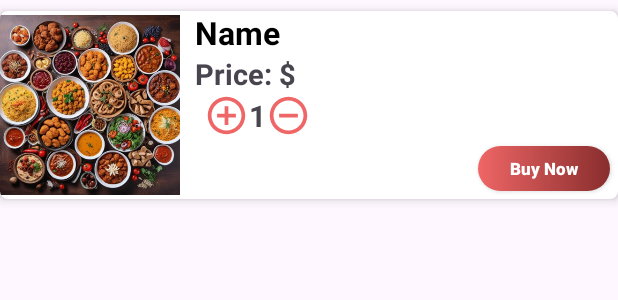
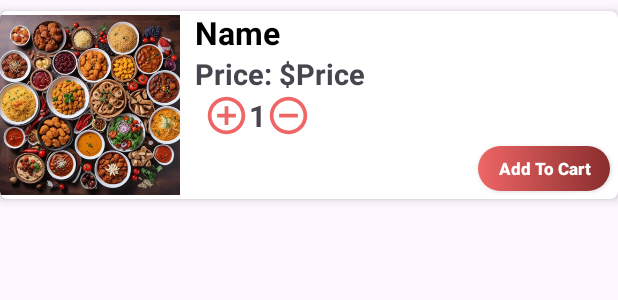
Before and after one commit to reyand8/Restaurant-Android-App, an Android app: the layout nav_category_detailed_item.xml on its own in the app's theme, with its tools: preview values and no code run, on a phone screen of 412 x 824 dp. Shown: the top 300 px of the screen. Run offline under Robolectric (Android 15) with nearby library versions, the phone set to English and light mode, and no system bars.

Commit message:
add google-services and edit nav_category_detailed_item

```diff
--- a/app/src/main/res/layout/nav_category_detailed_item.xml
+++ b/app/src/main/res/layout/nav_category_detailed_item.xml
@@ -33,13 +33,27 @@
                 android:textSize="21sp"
                 android:textStyle="bold"
                 android:textColor="@color/black"/>
-            <TextView
-                android:id="@+id/price"
+            <LinearLayout
+                android:layout_width="match_parent"
+                android:layout_height="wrap_content"
+                android:orientation="horizontal">
+                <TextView
+                android:id="@+id/price_label"
                 android:layout_width="wrap_content"
                 android:layout_height="wrap_content"
                 android:text="@string/item_price"
                 android:textSize="19sp"
                 android:textStyle="bold"/>
+                <TextView
+                    android:id="@+id/price"
+                    android:layout_width="wrap_content"
+                    android:layout_height="wrap_content"
+                    android:text="Price"
+                    android:textSize="19sp"
+                    android:textStyle="bold"/>
+
+            </LinearLayout>
+
             <LinearLayout
                 android:layout_width="match_parent"
                 android:layout_height="wrap_content"
@@ -65,11 +79,11 @@
                     android:src="@drawable/circle_remove"/>
             </LinearLayout>
             <androidx.appcompat.widget.AppCompatButton
-                android:id="@+id/buynow"
+                android:id="@+id/add_to_cart"
                 android:layout_width="wrap_content"
                 android:layout_height="wrap_content"
                 android:layout_margin="5dp"
-                android:text="@string/cart_buy_now"
+                android:text="@string/cart_add"
                 android:textAllCaps="false"
                 android:textSize="11sp"
                 android:layout_marginEnd="8dp"
```
Also changed, not shown: 1 other file.
